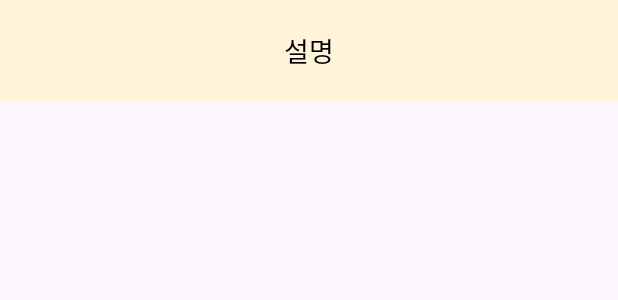
After one commit to 100mina/TP14PetFlex, an Android app: the layout dialog_main_help.xml on its own in the app's theme, with its tools: preview values and no code run, on a phone screen of 412 x 824 dp. The commit adds this screen. Shown: the top 300 px of the screen. Run offline under Robolectric (Android 15) with nearby library versions, the light colour scheme and no system bars.

Commit message:
help dialog

```diff
--- a/app/src/main/java/com/m0103/tp14petflex/activities/PlaceUrlActivity.java
+++ b/app/src/main/java/com/m0103/tp14petflex/activities/PlaceUrlActivity.java
@@ -19,7 +19,7 @@ public class PlaceUrlActivity extends AppCompatActivity {
         binding=ActivityPlaceUrlBinding.inflate(getLayoutInflater());
         setContentView(binding.getRoot());
 
-        getWindow().addFlags(WindowManager.LayoutParams.FLAG_LAYOUT_NO_LIMITS);
+        //getWindow().addFlags(WindowManager.LayoutParams.FLAG_LAYOUT_NO_LIMITS);
 
         Intent intent=getIntent();
 
--- /dev/null
+++ b/app/src/main/res/layout/dialog_main_help.xml
@@ -0,0 +1,19 @@
+<?xml version="1.0" encoding="utf-8"?>
+<LinearLayout xmlns:android="http://schemas.android.com/apk/res/android"
+    android:orientation="vertical"
+    android:layout_width="match_parent"
+    android:layout_height="wrap_content"
+    android:padding="20dp"
+    android:background="@color/subColor">
+
+    <TextView
+        android:id="@+id/tv_help"
+        android:layout_width="match_parent"
+        android:layout_height="wrap_content"
+        android:gravity="center"
+        android:text="설명"
+        android:fontFamily="@font/cafedongdong"
+        android:textSize="18dp"
+        android:textColor="@color/black"/>
+
+</LinearLayout>
```
Also changed, not shown: app/src/main/java/com/m0103/tp14petflex/activities/MainActivity.java (+43 -0 lines).
